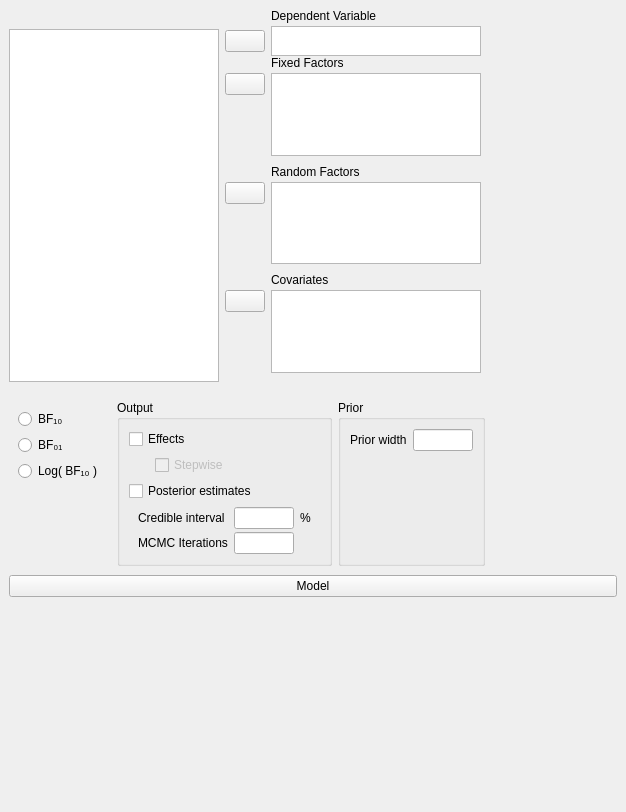
First picture: the form in JASP-Desktop/analysisforms/ancovabayesianform.ui, repository jasp-stats/jasp-desktop, before the edit.
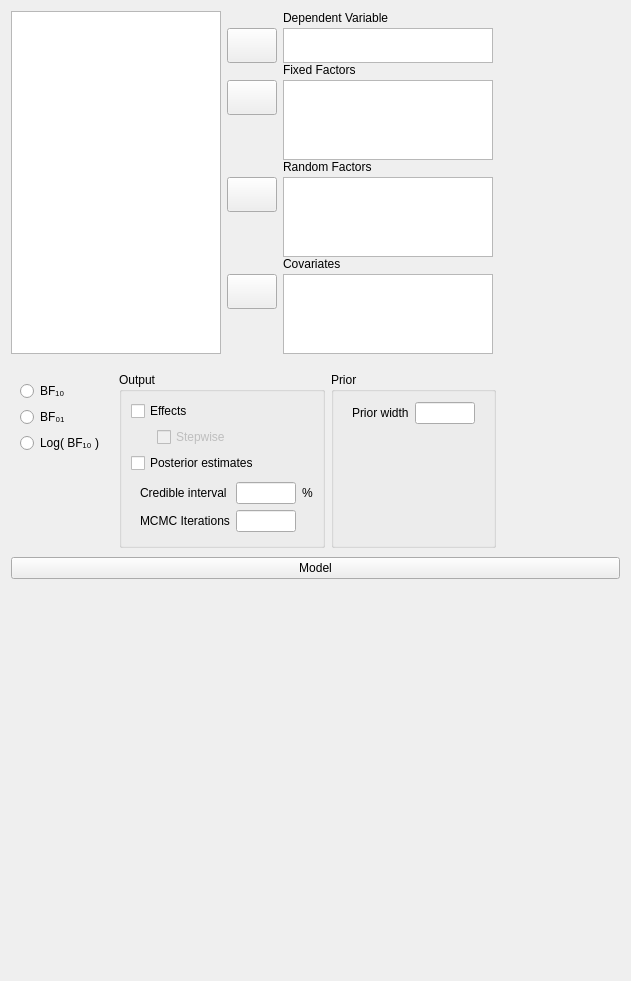
Second picture: the form after the edit. Custom widgets are drawn as their Qt base class.

```diff
--- a/JASP-Desktop/analysisforms/ancovabayesianform.ui
+++ b/JASP-Desktop/analysisforms/ancovabayesianform.ui
@@ -6,38 +6,44 @@
    <rect>
     <x>0</x>
     <y>0</y>
-    <width>626</width>
-    <height>812</height>
+    <width>631</width>
+    <height>981</height>
    </rect>
   </property>
   <property name="windowTitle">
    <string>Form</string>
   </property>
-  <layout class="QGridLayout" name="gridLayout_9">
-   <property name="leftMargin">
-    <number>0</number>
-   </property>
-   <property name="topMargin">
-    <number>0</number>
-   </property>
-   <property name="rightMargin">
-    <number>0</number>
-   </property>
-   <property name="bottomMargin">
-    <number>0</number>
-   </property>
+  <layout class="QVBoxLayout" name="verticalLayout">
    <property name="spacing">
-    <number>0</number>
+    <number>9</number>
    </property>
-   <item row="0" column="0">
-    <widget class="QWidget" name="widget_3" native="true">
+   <item>
+    <widget class="QWidget" name="topWidget" native="true">
+     <property name="sizePolicy">
+      <sizepolicy hsizetype="Fixed" vsizetype="Fixed">
+       <horstretch>0</horstretch>
+       <verstretch>0</verstretch>
+      </sizepolicy>
+     </property>
      <property name="maximumSize">
       <size>
        <width>16777215</width>
-       <height>400</height>
+       <height>16777215</height>
       </size>
      </property>
      <layout class="QGridLayout" name="gridLayout_10">
+      <property name="leftMargin">
+       <number>0</number>
+      </property>
+      <property name="topMargin">
+       <number>0</number>
+      </property>
+      <property name="rightMargin">
+       <number>0</number>
+      </property>
+      <property name="bottomMargin">
+       <number>0</number>
+      </property>
       <property name="verticalSpacing">
        <number>0</number>
       </property>
@@ -71,10 +77,22 @@
          </item>
          <item row="1" column="0">
           <widget class="AssignButton" name="buttonAssignDependent">
+           <property name="sizePolicy">
+            <sizepolicy hsizetype="Fixed" vsizetype="Fixed">
+             <horstretch>0</horstretch>
+             <verstretch>0</verstretch>
+            </sizepolicy>
+           </property>
+           <property name="minimumSize">
+            <size>
+             <width>50</width>
+             <height>35</height>
+            </size>
+           </property>
            <property name="maximumSize">
             <size>
              <width>50</width>
-             <height>16777215</height>
+             <height>35</height>
             </size>
            </property>
            <property name="text">
@@ -85,21 +103,21 @@
          <item row="1" column="1">
           <widget class="BoundListView" name="dependent">
            <property name="sizePolicy">
-            <sizepolicy hsizetype="Maximum" vsizetype="Expanding">
+            <sizepolicy hsizetype="Fixed" vsizetype="Fixed">
              <horstretch>0</horstretch>
              <verstretch>0</verstretch>
             </sizepolicy>
            </property>
            <property name="minimumSize">
             <size>
-             <width>0</width>
-             <height>0</height>
+             <width>210</width>
+             <height>35</height>
             </size>
            </property>
            <property name="maximumSize">
             <size>
              <width>210</width>
-             <height>30</height>
+             <height>35</height>
             </size>
            </property>
            <property name="selectionMode">
@@ -122,6 +140,9 @@
          <property name="rightMargin">
           <number>0</number>
          </property>
+         <property name="bottomMargin">
+          <number>0</number>
+         </property>
          <property name="verticalSpacing">
           <number>3</number>
          </property>
@@ -130,10 +151,22 @@
          </item>
          <item row="1" column="0">
           <widget class="AssignButton" name="buttonAssignRandom">
+           <property name="sizePolicy">
+            <sizepolicy hsizetype="Fixed" vsizetype="Fixed">
+             <horstretch>0</horstretch>
+             <verstretch>0</verstretch>
+            </sizepolicy>
+           </property>
+           <property name="minimumSize">
+            <size>
+             <width>50</width>
+             <height>35</height>
+            </size>
+           </property>
            <property name="maximumSize">
             <size>
              <width>50</width>
-             <height>16777215</height>
+             <height>35</height>
             </size>
            </property>
            <property name="text">
@@ -144,21 +177,21 @@
          <item row="1" column="1" rowspan="2">
           <widget class="BoundListView" name="randomFactors">
            <property name="sizePolicy">
-            <sizepolicy hsizetype="Maximum" vsizetype="Expanding">
+            <sizepolicy hsizetype="Fixed" vsizetype="Fixed">
              <horstretch>0</horstretch>
              <verstretch>0</verstretch>
             </sizepolicy>
            </property>
            <property name="minimumSize">
             <size>
-             <width>0</width>
+             <width>210</width>
              <height>80</height>
             </size>
            </property>
            <property name="maximumSize">
             <size>
              <width>210</width>
-             <height>16777215</height>
+             <height>80</height>
             </size>
            </property>
            <property name="selectionMode">
@@ -174,7 +207,7 @@
            <property name="sizeHint" stdset="0">
             <size>
              <width>20</width>
-             <height>84</height>
+             <height>5</height>
             </size>
            </property>
           </spacer>
@@ -191,6 +224,12 @@
       </item>
       <item row="2" column="2">
        <widget class="QWidget" name="widget_5" native="true">
+        <property name="sizePolicy">
+         <sizepolicy hsizetype="Preferred" vsizetype="Preferred">
+          <horstretch>0</horstretch>
+          <verstretch>0</verstretch>
+         </sizepolicy>
+        </property>
         <layout class="QGridLayout" name="gridLayout_2">
          <property name="leftMargin">
           <number>0</number>
@@ -201,15 +240,30 @@
          <property name="rightMargin">
           <number>0</number>
          </property>
+         <property name="bottomMargin">
+          <number>0</number>
+         </property>
          <property name="verticalSpacing">
           <number>3</number>
          </property>
          <item row="1" column="0">
           <widget class="AssignButton" name="buttonAssignFixed">
+           <property name="sizePolicy">
+            <sizepolicy hsizetype="Fixed" vsizetype="Fixed">
+             <horstretch>0</horstretch>
+             <verstretch>0</verstretch>
+            </sizepolicy>
+           </property>
+           <property name="minimumSize">
+            <size>
+             <width>50</width>
+             <height>35</height>
+            </size>
+           </property>
            <property name="maximumSize">
             <size>
              <width>50</width>
-             <height>16777215</height>
+             <height>35</height>
             </size>
            </property>
            <property name="text">
@@ -225,7 +279,7 @@
            <property name="sizeHint" stdset="0">
             <size>
              <width>20</width>
-             <height>84</height>
+             <height>5</height>
             </size>
            </property>
           </spacer>
@@ -233,21 +287,21 @@
          <item row="1" column="1" rowspan="2">
           <widget class="BoundListView" name="fixedFactors">
            <property name="sizePolicy">
-            <sizepolicy hsizetype="Maximum" vsizetype="Expanding">
+            <sizepolicy hsizetype="Fixed" vsizetype="Fixed">
              <horstretch>0</horstretch>
              <verstretch>0</verstretch>
             </sizepolicy>
            </property>
            <property name="minimumSize">
             <size>
-             <width>0</width>
+             <width>210</width>
              <height>80</height>
             </size>
            </property>
            <property name="maximumSize">
             <size>
              <width>210</width>
-             <height>16777215</height>
+             <height>80</height>
             </size>
            </property>
            <property name="selectionMode">
@@ -268,16 +322,6 @@
         </layout>
        </widget>
       </item>
-      <item row="0" column="0">
-       <widget class="QWidget" name="widget_2" native="true">
-        <property name="maximumSize">
-         <size>
-          <width>16777215</width>
-          <height>20</height>
-         </size>
-        </property>
-       </widget>
-      </item>
       <item row="4" column="2">
        <widget class="QWidget" name="widget_13" native="true">
         <layout class="QGridLayout" name="gridLayout_7">
@@ -290,6 +334,9 @@
          <property name="rightMargin">
           <number>0</number>
          </property>
+         <property name="bottomMargin">
+          <number>0</number>
+         </property>
          <property name="verticalSpacing">
           <number>3</number>
          </property>
@@ -298,10 +345,22 @@
          </item>
          <item row="1" column="0">
           <widget class="AssignButton" name="buttonAssignCovariates">
+           <property name="sizePolicy">
+            <sizepolicy hsizetype="Fixed" vsizetype="Fixed">
+             <horstretch>0</horstretch>
+             <verstretch>0</verstretch>
+            </sizepolicy>
+           </property>
+           <property name="minimumSize">
+            <size>
+             <width>50</width>
+             <height>35</height>
+            </size>
+           </property>
            <property name="maximumSize">
             <size>
              <width>50</width>
-             <height>16777215</height>
+             <height>35</height>
             </size>
            </property>
            <property name="text">
@@ -312,21 +371,21 @@
          <item row="1" column="1" rowspan="2">
           <widget class="BoundListView" name="covariates">
            <property name="sizePolicy">
-            <sizepolicy hsizetype="Maximum" vsizetype="Expanding">
+            <sizepolicy hsizetype="Fixed" vsizetype="Fixed">
              <horstretch>0</horstretch>
              <verstretch>0</verstretch>
             </sizepolicy>
            </property>
            <property name="minimumSize">
             <size>
-             <width>0</width>
+             <width>210</width>
              <height>80</height>
             </size>
            </property>
            <property name="maximumSize">
             <size>
              <width>210</width>
-             <height>16777215</height>
+             <height>80</height>
             </size>
            </property>
            <property name="selectionMode">
@@ -342,7 +401,7 @@
            <property name="sizeHint" stdset="0">
             <size>
              <width>20</width>
-             <height>84</height>
+             <height>5</height>
             </size>
            </property>
           </spacer>
@@ -357,18 +416,18 @@
         </layout>
        </widget>
       </item>
-      <item row="1" column="0" rowspan="4">
+      <item row="0" column="0" rowspan="5">
        <widget class="AvailableFieldsListView" name="listAvailableFields">
         <property name="sizePolicy">
-         <sizepolicy hsizetype="Fixed" vsizetype="Expanding">
+         <sizepolicy hsizetype="Fixed" vsizetype="Preferred">
           <horstretch>0</horstretch>
           <verstretch>0</verstretch>
          </sizepolicy>
         </property>
         <property name="minimumSize">
          <size>
-          <width>0</width>
-          <height>200</height>
+          <width>210</width>
+          <height>0</height>
          </size>
         </property>
         <property name="maximumSize">
@@ -385,30 +444,32 @@
      </layout>
     </widget>
    </item>
-   <item row="0" column="1">
-    <widget class="QWidget" name="widget_4" native="true">
-     <property name="minimumSize">
-      <size>
-       <width>80</width>
-       <height>0</height>
-      </size>
-     </property>
-    </widget>
-   </item>
-   <item row="1" column="0" colspan="2">
+   <item>
     <widget class="QWidget" name="widget_12" native="true">
      <property name="sizePolicy">
-      <sizepolicy hsizetype="Preferred" vsizetype="Minimum">
+      <sizepolicy hsizetype="Maximum" vsizetype="Minimum">
        <horstretch>0</horstretch>
        <verstretch>0</verstretch>
       </sizepolicy>
      </property>
      <layout class="QGridLayout" name="gridLayout_4">
+      <property name="leftMargin">
+       <number>0</number>
+      </property>
+      <property name="rightMargin">
+       <number>0</number>
+      </property>
       <property name="bottomMargin">
        <number>0</number>
       </property>
       <item row="0" column="0">
        <widget class="BoundGroupBox" name="bayesFactorType" native="true">
+        <property name="sizePolicy">
+         <sizepolicy hsizetype="Fixed" vsizetype="Minimum">
+          <horstretch>0</horstretch>
+          <verstretch>0</verstretch>
+         </sizepolicy>
+        </property>
         <property name="title" stdset="0">
          <string>Bayes Factor</string>
         </property>
@@ -416,15 +477,14 @@
          <bool>false</bool>
         </property>
         <layout class="QGridLayout" name="gridLayout_13">
-         <item row="2" column="0">
-          <widget class="QRadioButton" name="_3">
-           <property name="text">
-            <string>Log( BF₁₀ )</string>
-           </property>
-          </widget>
-         </item>
          <item row="0" column="0">
           <widget class="QRadioButton" name="_1">
+           <property name="sizePolicy">
+            <sizepolicy hsizetype="Fixed" vsizetype="Fixed">
+             <horstretch>0</horstretch>
+             <verstretch>0</verstretch>
+            </sizepolicy>
+           </property>
            <property name="text">
             <string>BF₁₀</string>
            </property>
@@ -432,6 +492,12 @@
          </item>
          <item row="1" column="0">
           <widget class="QRadioButton" name="_2">
+           <property name="sizePolicy">
+            <sizepolicy hsizetype="Fixed" vsizetype="Fixed">
+             <horstretch>0</horstretch>
+             <verstretch>0</verstretch>
+            </sizepolicy>
+           </property>
            <property name="text">
             <string>BF₀₁</string>
            </property>
@@ -450,61 +516,16 @@
            </property>
           </spacer>
          </item>
-        </layout>
-       </widget>
-      </item>
-      <item row="0" column="3">
-       <spacer name="horizontalSpacer">
-        <property name="orientation">
-         <enum>Qt::Horizontal</enum>
-        </property>
-        <property name="sizeHint" stdset="0">
-         <size>
-          <width>40</width>
-          <height>20</height>
-         </size>
-        </property>
-       </spacer>
-      </item>
-      <item row="0" column="2">
-       <widget class="GroupBox" name="groupBox">
-        <property name="title">
-         <string>Prior</string>
-        </property>
-        <layout class="QGridLayout" name="gridLayout_11">
-         <item row="1" column="0">
-          <spacer name="verticalSpacer_5">
-           <property name="orientation">
-            <enum>Qt::Vertical</enum>
+         <item row="2" column="0">
+          <widget class="QRadioButton" name="_3">
+           <property name="sizePolicy">
+            <sizepolicy hsizetype="Fixed" vsizetype="Fixed">
+             <horstretch>0</horstretch>
+             <verstretch>0</verstretch>
+            </sizepolicy>
            </property>
-           <property name="sizeHint" stdset="0">
-            <size>
-             <width>20</width>
-             <height>40</height>
-            </size>
-           </property>
-          </spacer>
-         </item>
-         <item row="0" column="1">
-          <widget class="BoundTextBox" name="priorWidth">
-           <property name="minimumSize">
-            <size>
-             <width>60</width>
-             <height>0</height>
-            </size>
-           </property>
-           <property name="maximumSize">
-            <size>
-             <width>60</width>
-             <height>16777215</height>
-            </size>
-           </property>
-          </widget>
-         </item>
-         <item row="0" column="0">
-          <widget class="QLabel" name="label_5">
            <property name="text">
-            <string>Prior width</string>
+            <string>Log( BF₁₀ )</string>
            </property>
           </widget>
          </item>
@@ -513,22 +534,40 @@
       </item>
       <item row="0" column="1">
        <widget class="GroupBox" name="groupBox_3">
+        <property name="sizePolicy">
+         <sizepolicy hsizetype="Fixed" vsizetype="Minimum">
+          <horstretch>0</horstretch>
+          <verstretch>0</verstretch>
+         </sizepolicy>
+        </property>
         <property name="title">
          <string>Output</string>
         </property>
         <layout class="QGridLayout" name="gridLayout_8">
-         <item row="1" column="0">
-          <widget class="QWidget" name="widget_15" native="true">
-           <property name="maximumSize">
-            <size>
-             <width>20</width>
-             <height>16777215</height>
-            </size>
+         <item row="1" column="1" colspan="2">
+          <widget class="BoundCheckBox" name="effectsStepwise">
+           <property name="enabled">
+            <bool>false</bool>
+           </property>
+           <property name="sizePolicy">
+            <sizepolicy hsizetype="Fixed" vsizetype="Fixed">
+             <horstretch>0</horstretch>
+             <verstretch>0</verstretch>
+            </sizepolicy>
+           </property>
+           <property name="text">
+            <string>Stepwise</string>
            </property>
           </widget>
          </item>
          <item row="0" column="0" colspan="2">
           <widget class="BoundCheckBox" name="effects">
+           <property name="sizePolicy">
+            <sizepolicy hsizetype="Fixed" vsizetype="Fixed">
+             <horstretch>0</horstretch>
+             <verstretch>0</verstretch>
+            </sizepolicy>
+           </property>
            <property name="text">
             <string>Effects</string>
            </property>
@@ -536,18 +575,24 @@
          </item>
          <item row="2" column="0" colspan="2">
           <widget class="BoundCheckBox" name="posteriorEstimates">
+           <property name="sizePolicy">
+            <sizepolicy hsizetype="Fixed" vsizetype="Fixed">
+             <horstretch>0</horstretch>
+             <verstretch>0</verstretch>
+            </sizepolicy>
+           </property>
            <property name="text">
             <string>Posterior estimates</string>
            </property>
           </widget>
          </item>
-         <item row="1" column="1" colspan="2">
-          <widget class="BoundCheckBox" name="effectsStepwise">
-           <property name="enabled">
-            <bool>false</bool>
-           </property>
-           <property name="text">
-            <string>Stepwise</string>
+         <item row="1" column="0">
+          <widget class="QWidget" name="widget_15" native="true">
+           <property name="maximumSize">
+            <size>
+             <width>20</width>
+             <height>16777215</height>
+            </size>
            </property>
           </widget>
          </item>
@@ -557,6 +602,9 @@
             <property name="topMargin">
              <number>0</number>
             </property>
+            <property name="rightMargin">
+             <number>0</number>
+            </property>
             <property name="bottomMargin">
              <number>0</number>
             </property>
@@ -565,6 +613,12 @@
             </property>
             <item row="0" column="0">
              <widget class="QLabel" name="label_6">
+              <property name="sizePolicy">
+               <sizepolicy hsizetype="Fixed" vsizetype="Fixed">
+                <horstretch>0</horstretch>
+                <verstretch>0</verstretch>
+               </sizepolicy>
+              </property>
               <property name="text">
                <string>Credible interval</string>
               </property>
@@ -572,6 +626,18 @@
             </item>
             <item row="0" column="1">
              <widget class="BoundTextBox" name="posteriorEstimatesCredibleIntervalInterval">
+              <property name="sizePolicy">
+               <sizepolicy hsizetype="Fixed" vsizetype="Preferred">
+                <horstretch>0</horstretch>
+                <verstretch>0</verstretch>
+               </sizepolicy>
+              </property>
+              <property name="minimumSize">
+               <size>
+                <width>60</width>
+                <height>0</height>
+               </size>
+              </property>
               <property name="maximumSize">
                <size>
                 <width>60</width>
@@ -582,6 +648,12 @@
             </item>
             <item row="0" column="2">
              <widget class="QLabel" name="label_7">
+              <property name="sizePolicy">
+               <sizepolicy hsizetype="Fixed" vsizetype="Fixed">
+                <horstretch>0</horstretch>
+                <verstretch>0</verstretch>
+               </sizepolicy>
+              </property>
               <property name="text">
                <string>%</string>
               </property>
@@ -589,6 +661,12 @@
             </item>
             <item row="1" column="0">
              <widget class="QLabel" name="label_8">
+              <property name="sizePolicy">
+               <sizepolicy hsizetype="Fixed" vsizetype="Fixed">
+                <horstretch>0</horstretch>
+                <verstretch>0</verstretch>
+               </sizepolicy>
+              </property>
               <property name="text">
                <string>MCMC Iterations</string>
               </property>
@@ -596,6 +674,90 @@
             </item>
             <item row="1" column="1" colspan="2">
              <widget class="BoundTextBox" name="posteriorEstimatesMCMCIterations">
+              <property name="sizePolicy">
+               <sizepolicy hsizetype="Fixed" vsizetype="Preferred">
+                <horstretch>0</horstretch>
+                <verstretch>0</verstretch>
+               </sizepolicy>
+              </property>
+              <property name="minimumSize">
+               <size>
+                <width>60</width>
+                <height>0</height>
+               </size>
+              </property>
+              <property name="maximumSize">
+               <size>
+                <width>60</width>
+                <height>16777215</height>
+               </size>
+              </property>
+             </widget>
+            </item>
+           </layout>
+          </widget>
+         </item>
+        </layout>
+       </widget>
+      </item>
+      <item row="0" column="2">
+       <widget class="GroupBox" name="groupBox">
+        <property name="sizePolicy">
+         <sizepolicy hsizetype="Fixed" vsizetype="Minimum">
+          <horstretch>0</horstretch>
+          <verstretch>0</verstretch>
+         </sizepolicy>
+        </property>
+        <property name="title">
+         <string>Prior</string>
+        </property>
+        <layout class="QGridLayout" name="gridLayout_11">
+         <item row="2" column="0">
+          <spacer name="verticalSpacer_5">
+           <property name="orientation">
+            <enum>Qt::Vertical</enum>
+           </property>
+           <property name="sizeHint" stdset="0">
+            <size>
+             <width>20</width>
+             <height>40</height>
+            </size>
+           </property>
+          </spacer>
+         </item>
+         <item row="0" column="0">
+          <widget class="QWidget" name="horizontalWidget" native="true">
+           <layout class="QHBoxLayout" name="horizontalLayout">
+            <property name="topMargin">
+             <number>1</number>
+            </property>
+            <item>
+             <widget class="QLabel" name="label_5">
+              <property name="sizePolicy">
+               <sizepolicy hsizetype="Fixed" vsizetype="Fixed">
+                <horstretch>0</horstretch>
+                <verstretch>0</verstretch>
+               </sizepolicy>
+              </property>
+              <property name="text">
+               <string>Prior width</string>
+              </property>
+             </widget>
+            </item>
+            <item>
+             <widget class="BoundTextBox" name="priorWidth">
+              <property name="sizePolicy">
+               <sizepolicy hsizetype="Fixed" vsizetype="Preferred">
+                <horstretch>0</horstretch>
+                <verstretch>0</verstretch>
+               </sizepolicy>
+              </property>
+              <property name="minimumSize">
+               <size>
+                <width>60</width>
+                <height>0</height>
+               </size>
+              </property>
               <property name="maximumSize">
                <size>
                 <width>60</width>
@@ -613,7 +775,7 @@
      </layout>
     </widget>
    </item>
-   <item row="2" column="0" colspan="2">
+   <item>
     <widget class="QWidget" name="widget_11" native="true">
      <layout class="QGridLayout" name="gridLayout_6">
       <property name="leftMargin">
@@ -640,8 +802,26 @@
          </sizepolicy>
         </property>
         <layout class="QGridLayout" name="gridLayout_5">
+         <property name="leftMargin">
+          <number>0</number>
+         </property>
+         <property name="topMargin">
+          <number>0</number>
+         </property>
+         <property name="rightMargin">
+          <number>0</number>
+         </property>
+         <property name="bottomMargin">
+          <number>0</number>
+         </property>
          <item row="0" column="0">
           <widget class="ExpanderButton" name="expanderModel">
+           <property name="sizePolicy">
+            <sizepolicy hsizetype="Expanding" vsizetype="Preferred">
+             <horstretch>0</horstretch>
+             <verstretch>0</verstretch>
+            </sizepolicy>
+           </property>
            <property name="text">
             <string>Model</string>
            </property>
@@ -669,6 +849,19 @@
      </layout>
     </widget>
    </item>
+   <item>
+    <spacer name="verticalSpacer_6">
+     <property name="orientation">
+      <enum>Qt::Vertical</enum>
+     </property>
+     <property name="sizeHint" stdset="0">
+      <size>
+       <width>20</width>
+       <height>40</height>
+      </size>
+     </property>
+    </spacer>
+   </item>
   </layout>
  </widget>
  <customwidgets>
```
